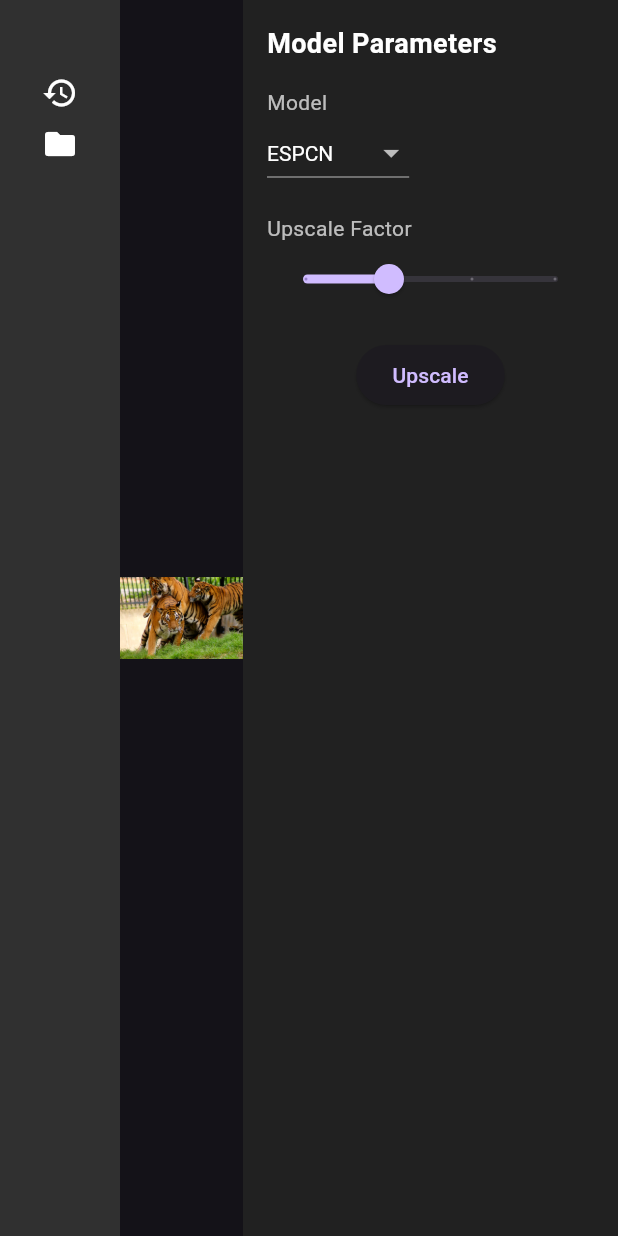
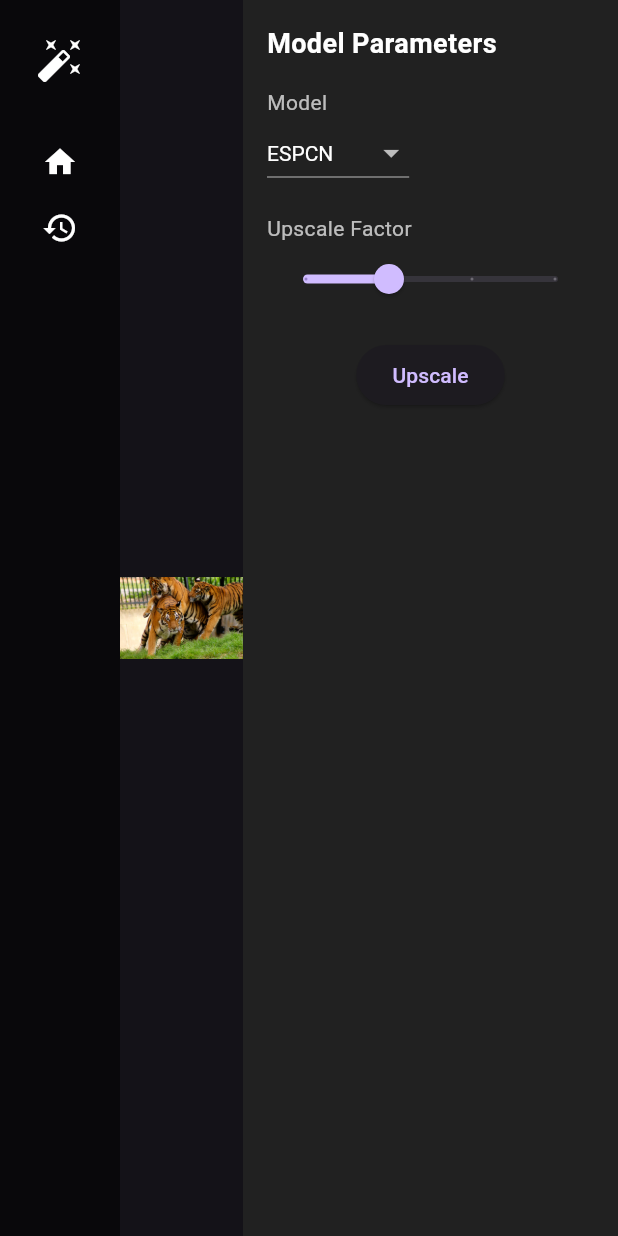
Before and after one commit to TheSpaceHub/enhance-ai, a Flutter app: the screen it shows after launch, after a tap on "Upload Image", on a phone screen of 412 x 824 dp. Run offline on Flutter 3.47's test engine with Material 3 defaults, Android fonts, the phone set to English and light mode, and no system bars; missing offline and left inert: before_after.

Commit message:
WIP flutter app

```diff
--- a/app/lib/ui/pages/home_page.dart
+++ b/app/lib/ui/pages/home_page.dart
@@ -1,4 +1,7 @@
+// lib/ui/pages/home_page.dart
 import 'package:flutter/material.dart';
+import '../widgets/left_nav.dart';
+import '../widgets/main_workspace.dart';
 import '../widgets/right_panel.dart';
 
 class HomePage extends StatefulWidget {
@@ -9,12 +12,11 @@
 }
 
 class _HomePageState extends State<HomePage> {
-  bool imageLoaded = false; // Imagen cargada
-  bool processing = false; // Procesando SR
+  bool imageLoaded = false;
+  bool processing = false;
   Image? originalImage;
-  Image? srImage; // Imagen superresolucionada
+  Image? srImage;
 
-  // Simula cargar una imagen
   void loadImage() {
     setState(() {
       originalImage = Image.asset('assets/lr_sample.png');
@@ -22,17 +24,15 @@
     });
   }
 
-  // Simula procesar imagen
   Future<void> processImage() async {
     setState(() {
       processing = true;
     });
 
-    // Aquí iría tu llamada al ML
     await Future.delayed(const Duration(seconds: 3));
 
     setState(() {
-      srImage = Image.asset('assets/sr_sample.png'); // Imagen SR simulada
+      srImage = Image.asset('assets/sr_sample.png');
       processing = false;
     });
   }
@@ -42,49 +42,24 @@
     return Scaffold(
       body: Row(
         children: [
-          // Sidebar Izquierda
-          Container(
-            width: 80,
-            color: Colors.grey[850],
-            child: Column(
-              children: const [
-                SizedBox(height: 50),
-                Icon(Icons.history, color: Colors.white),
-                SizedBox(height: 10),
-                Icon(Icons.folder, color: Colors.white),
-              ],
+          // Left tab
+          LeftNav(),
+
+          // Middle tab
+          Expanded(
+            child: MainWorkspace(
+              imageLoaded: imageLoaded,
+              originalImage: originalImage,
+              srImage: srImage,
+              onUpload: loadImage,
+              isProcessing: processing,
             ),
           ),
 
-          // Área Central
-          Expanded(
-            child: Center(
-              child: imageLoaded
-                  ? (processing
-                        ? const CircularProgressIndicator(
-                            color: Colors.greenAccent,
-                          )
-                        : SizedBox(
-                            width: 800, // ancho fijo
-                            height: 800, // alto fijo
-                            child: FittedBox(
-                              fit: BoxFit.contain, // mantiene proporción
-                              child: srImage ?? originalImage,
-                            ),
-                          ))
-                  : ElevatedButton(
-                      onPressed: loadImage,
-                      child: const Text('Upload Image'),
-                    ),
-            ),
-          ),
-
-          // Right Panel
+          // Right tab
           RightPanel(
             imageLoaded: imageLoaded,
-            onUpscale: () async {
-              await processImage();
-            },
+            onUpscale: () async => await processImage(),
             isProcessing: processing,
           ),
         ],
--- /dev/null
+++ b/app/lib/ui/widgets/image_holder.dart
@@ -0,0 +1,40 @@
+// lib/ui/widgets/image_holder.dart
+import 'package:flutter/material.dart';
+
+class ImageHolder extends StatelessWidget {
+  final Image image;
+  final double maxWidthFactor; // ej: 0.65 → 65% del workspace
+  final double maxHeightFactor; // por si quieres limitar también en vertical
+
+  const ImageHolder({
+    super.key,
+    required this.image,
+    this.maxWidthFactor = 1.0,
+    this.maxHeightFactor = 1.0,
+  });
+
+  @override
+  Widget build(BuildContext context) {
+    return LayoutBuilder(
+      builder: (context, constraints) {
+        final maxWidth = constraints.maxWidth * maxWidthFactor;
+        final maxHeight = constraints.maxHeight * maxHeightFactor;
+
+        return Center(
+          child: ConstrainedBox(
+            constraints: BoxConstraints(
+              maxWidth: maxWidth,
+              maxHeight: maxHeight,
+            ),
+            child: AspectRatio(
+              aspectRatio: image.width != null && image.height != null
+                  ? image.width! / image.height!
+                  : 1.0,
+              child: Image(image: image.image, fit: BoxFit.contain),
+            ),
+          ),
+        );
+      },
+    );
+  }
+}
--- a/app/lib/ui/widgets/left_nav.dart
+++ b/app/lib/ui/widgets/left_nav.dart
@@ -1,3 +1,4 @@
+// lib/ui/widgets/left_nav.dart
 import 'package:flutter/material.dart';
 
 class LeftNav extends StatelessWidget {
--- a/app/lib/ui/widgets/main_workspace.dart
+++ b/app/lib/ui/widgets/main_workspace.dart
@@ -1,17 +1,27 @@
+// lib/ui/widgets/main_workspace.dart
 import 'package:flutter/material.dart';
+import 'image_holder.dart';
+import '../widgets/before_after_slider.dart';
 
 class MainWorkspace extends StatelessWidget {
   final bool imageLoaded;
+  final Image? originalImage;
+  final Image? srImage;
   final VoidCallback onUpload;
+  final bool isProcessing;
 
   const MainWorkspace({
     super.key,
     required this.imageLoaded,
+    required this.originalImage,
+    required this.srImage,
     required this.onUpload,
+    required this.isProcessing,
   });
 
   @override
   Widget build(BuildContext context) {
+    // Stage 1: image is not loaded
     if (!imageLoaded) {
       return Center(
         child: Column(
@@ -28,8 +38,29 @@
       );
     }
 
-    return const Center(
-      child: Text('Image preview here', style: TextStyle(fontSize: 18)),
-    );
+    // Stage 2: image loaded but not processed yet
+    if (srImage == null && originalImage != null) {
+      return ImageHolder(image: originalImage!);
+    }
+
+    // Stage 3: loading screen
+    if (isProcessing) {
+      return const Center(
+        child: CircularProgressIndicator(color: Colors.greenAccent),
+      );
+    }
+
+    // Stage 4: show results Before/After Slider
+    if (srImage != null && originalImage != null) {
+      return Padding(
+        padding: const EdgeInsets.all(16.0),
+        child: BeforeAfterSlider(
+          beforeImage: originalImage!,
+          afterImage: srImage!,
+        ),
+      );
+    }
+
+    return Center(child: originalImage);
   }
 }
--- a/app/lib/ui/widgets/right_panel.dart
+++ b/app/lib/ui/widgets/right_panel.dart
@@ -1,3 +1,4 @@
+// lib/ui/widgets/right_panel.dart
 import 'package:flutter/material.dart';
 
 class RightPanel extends StatefulWidget {
```
Also changed, not shown: app/lib/ui/widgets/before_after_slider.dart (+20 -11 lines).
